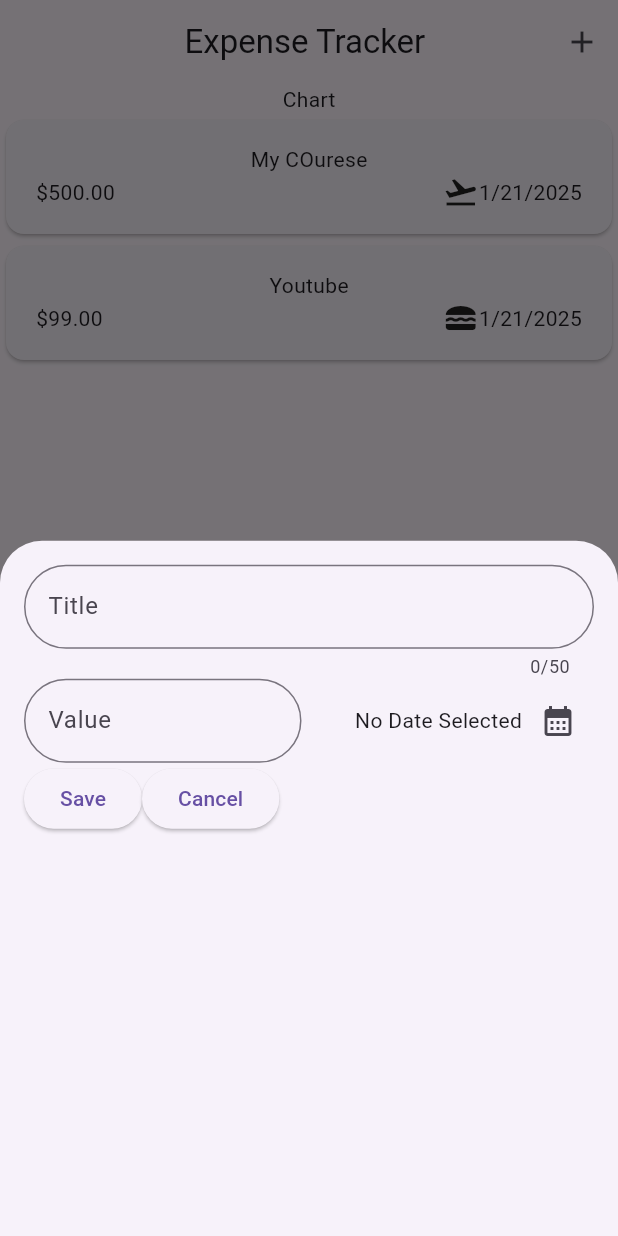
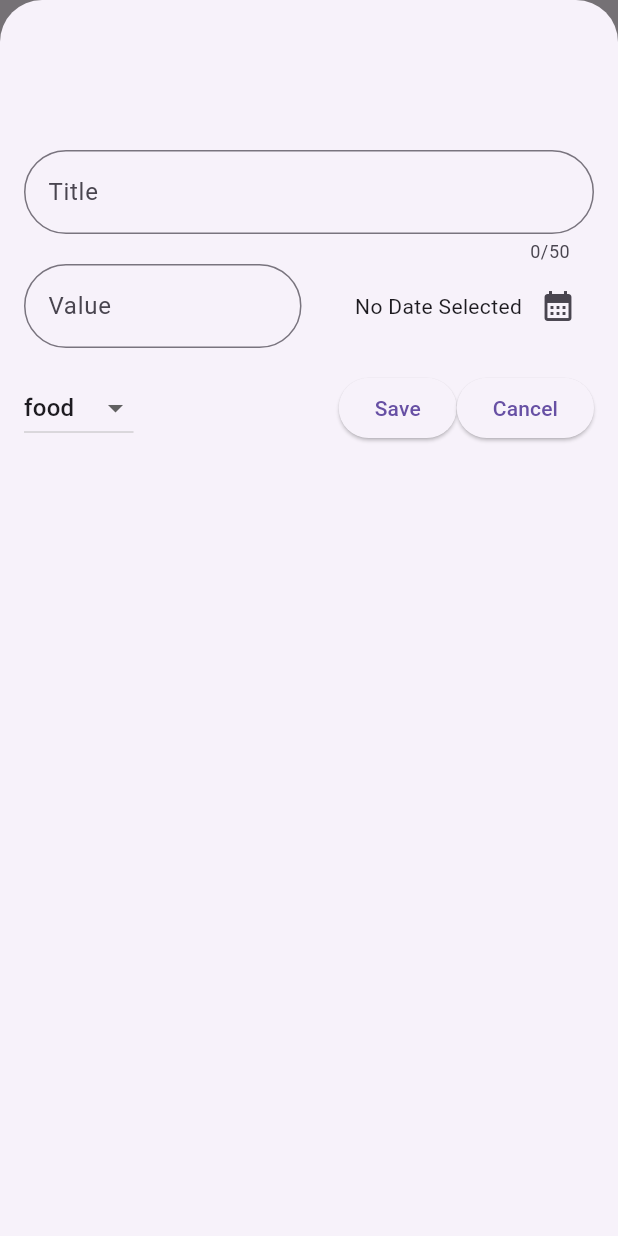
Before and after one commit to shinobi04/expense-tracker-app, a Flutter app: the screen it shows after launch, after a tap on the "add" icon, on a phone screen of 412 x 824 dp. Run offline on Flutter 3.47's test engine with Material 3 defaults, Android fonts, the phone set to English and light mode, and no system bars.

```diff
--- a/lib/widgets/Expenses_list/expenses_item.dart
+++ b/lib/widgets/Expenses_list/expenses_item.dart
@@ -15,7 +15,7 @@ class ExpensesItem extends StatelessWidget {
             Text(expenses.title),
             Row(
               children: [
-                Text('\$${expenses.amount.toStringAsFixed(2)}'),
+                Text('\₹ ${expenses.amount.toStringAsFixed(2)}'),
                 const Spacer(),
                 Row(
                   children: [
--- a/lib/widgets/expenses.dart
+++ b/lib/widgets/expenses.dart
@@ -25,10 +25,19 @@ class _ExpensesState extends State<Expenses> {
   ];
   void _openAddExpenseOverly() {
     showModalBottomSheet(
+        isScrollControlled: true,
         context: context,
         builder: (ctx) {
-          return NewExpense();
+          return NewExpense(
+            onAddExpense: _addExpense,
+          );
         });
+  }
+
+  void _addExpense(Expense expense) {
+    setState(() {
+      _registeredExpenses.add(expense);
+    });
   }
 
   @override
--- a/lib/widgets/new_expense.dart
+++ b/lib/widgets/new_expense.dart
@@ -2,7 +2,9 @@ import 'package:expense_tracker/model/expense.dart';
 import 'package:flutter/material.dart';
 
 class NewExpense extends StatefulWidget {
-  const NewExpense({super.key});
+  const NewExpense({super.key, required this.onAddExpense});
+
+  final void Function(Expense expense) onAddExpense;
 
   @override
   State<NewExpense> createState() => _NewExpenseState();
@@ -12,6 +14,7 @@ class _NewExpenseState extends State<NewExpense> {
   final _titleController = TextEditingController();
   final _moneyController = TextEditingController();
   DateTime? _selcetedDate;
+  Category _selectedCategory = Category.food;
 
   void _presentDatePicker() async {
     final now = DateTime.now();
@@ -21,6 +24,36 @@ class _NewExpenseState extends State<NewExpense> {
     setState(() {
       _selcetedDate = datePicked;
     });
+  }
+
+  void _submitExpense() {
+    final enteredAmount = double.tryParse(_moneyController.text);
+    final amountValid = enteredAmount == null || enteredAmount <= 0;
+    if (_titleController.text.trim().isEmpty ||
+        amountValid ||
+        _selcetedDate == null) {
+      showDialog(
+        context: context,
+        builder: (ctx) => AlertDialog(
+          title: const Text("Invalid Input"),
+          content: const Text("Enter Valid Input"),
+          actions: [
+            TextButton(
+                onPressed: () {
+                  Navigator.pop(ctx);
+                },
+                child: const Text("OK"))
+          ],
+        ),
+      );
+      return;
+    }
+    widget.onAddExpense(Expense(
+        title: _titleController.text,
+        amount: enteredAmount,
+        date: _selcetedDate!,
+        category: _selectedCategory));
+    Navigator.pop(context);
   }
 
   @override
@@ -33,7 +66,7 @@ class _NewExpenseState extends State<NewExpense> {
   @override
   Widget build(BuildContext context) {
     return Padding(
-      padding: const EdgeInsets.all(16),
+      padding: const EdgeInsets.fromLTRB(16, 100, 16, 16),
       child: Column(
         children: [
           TextField(
@@ -81,12 +114,33 @@ class _NewExpenseState extends State<NewExpense> {
               )
             ],
           ),
+          const SizedBox(
+            height: 16,
+          ),
           Row(
             children: [
+              DropdownButton(
+                  borderRadius: BorderRadius.circular(25),
+                  value: _selectedCategory,
+                  items: Category.values
+                      .map(
+                        (category) => DropdownMenuItem(
+                          value: category,
+                          child: Text(category.name.toLowerCase()),
+                        ),
+                      )
+                      .toList(),
+                  onChanged: (value) {
+                    if (value == null) {
+                      return;
+                    }
+                    setState(() {
+                      _selectedCategory = value;
+                    });
+                  }),
+              const Spacer(),
               ElevatedButton(
-                onPressed: () {
-                  print(_titleController.text);
-                },
+                onPressed: _submitExpense,
                 child: Text("Save"),
               ),
               ElevatedButton(
```
